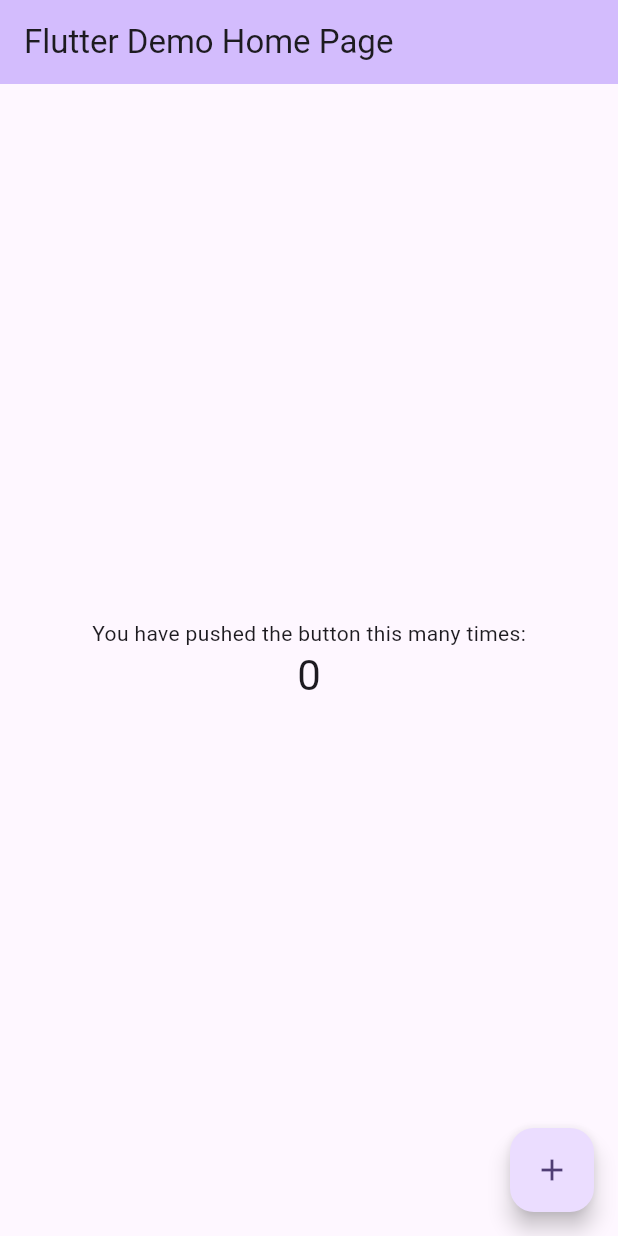
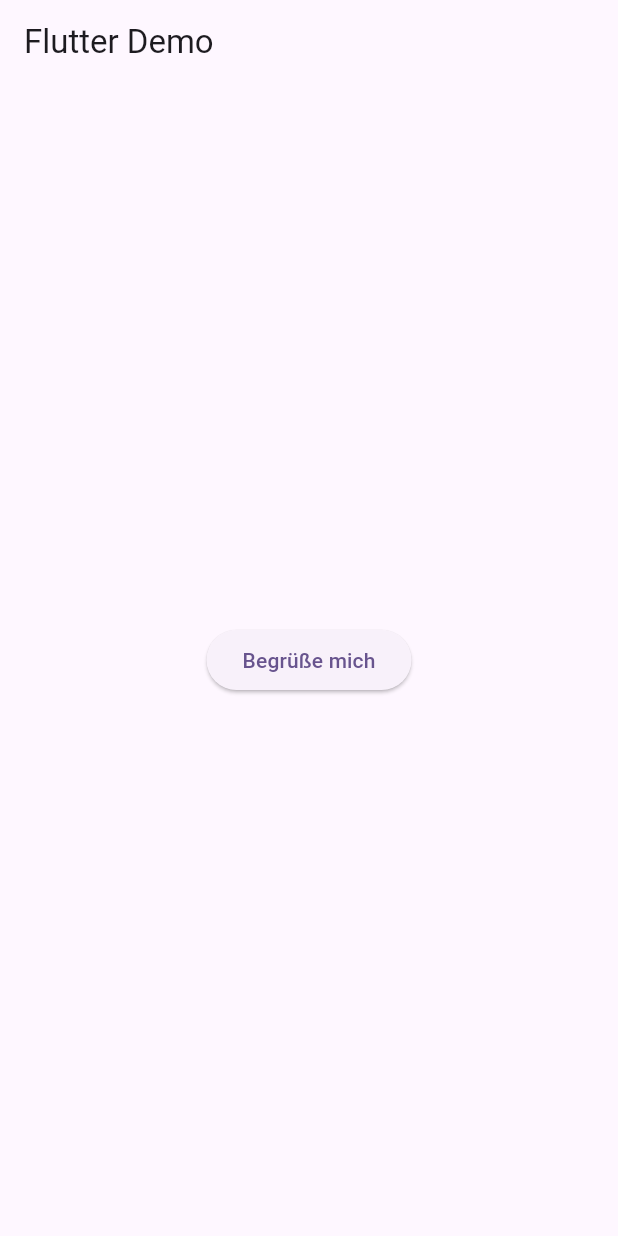
Before and after one commit to MDecker-MobileComputing/Flutter_HalloName, a Flutter app: the screen it shows after launch, on a phone screen of 412 x 824 dp. Run offline on Flutter 3.47's test engine with Material 3 defaults, Android fonts, the phone set to English and light mode, and no system bars.

Commit message:
UI-Umbau: kein FloatingActionButton mehr, Button statt Textfeld

```diff
--- a/lib/main.dart
+++ b/lib/main.dart
@@ -70,56 +70,23 @@
 
   @override
   Widget build(BuildContext context) {
-    // This method is rerun every time setState is called, for instance as done
-    // by the _incrementCounter method above.
-    //
-    // The Flutter framework has been optimized to make rerunning build methods
-    // fast, so that you can just rebuild anything that needs updating rather
-    // than having to individually change instances of widgets.
     return Scaffold(
       appBar: AppBar(
-        // TRY THIS: Try changing the color here to a specific color (to
-        // Colors.amber, perhaps?) and trigger a hot reload to see the AppBar
-        // change color while the other colors stay the same.
-        backgroundColor: Theme.of(context).colorScheme.inversePrimary,
-        // Here we take the value from the MyHomePage object that was created by
-        // the App.build method, and use it to set our appbar title.
-        title: Text(widget.title),
+        title: Text('Flutter Demo'),
       ),
       body: Center(
-        // Center is a layout widget. It takes a single child and positions it
-        // in the middle of the parent.
         child: Column(
-          // Column is also a layout widget. It takes a list of children and
-          // arranges them vertically. By default, it sizes itself to fit its
-          // children horizontally, and tries to be as tall as its parent.
-          //
-          // Column has various properties to control how it sizes itself and
-          // how it positions its children. Here we use mainAxisAlignment to
-          // center the children vertically; the main axis here is the vertical
-          // axis because Columns are vertical (the cross axis would be
-          // horizontal).
-          //
-          // TRY THIS: Invoke "debug painting" (choose the "Toggle Debug Paint"
-          // action in the IDE, or press "p" in the console), to see the
-          // wireframe for each widget.
           mainAxisAlignment: MainAxisAlignment.center,
           children: <Widget>[
-            const Text(
-              'You have pushed the button this many times:',
-            ),
-            Text(
-              '$_counter',
-              style: Theme.of(context).textTheme.headlineMedium,
+            ElevatedButton(
+              onPressed: () {
+                print('Button geklickt: Begrüße mich');
+              },
+              child: Text('Begrüße mich'),
             ),
           ],
         ),
       ),
-      floatingActionButton: FloatingActionButton(
-        onPressed: _incrementCounter,
-        tooltip: 'Increment',
-        child: const Icon(Icons.add),
-      ), // This trailing comma makes auto-formatting nicer for build methods.
     );
   }
 }
```
